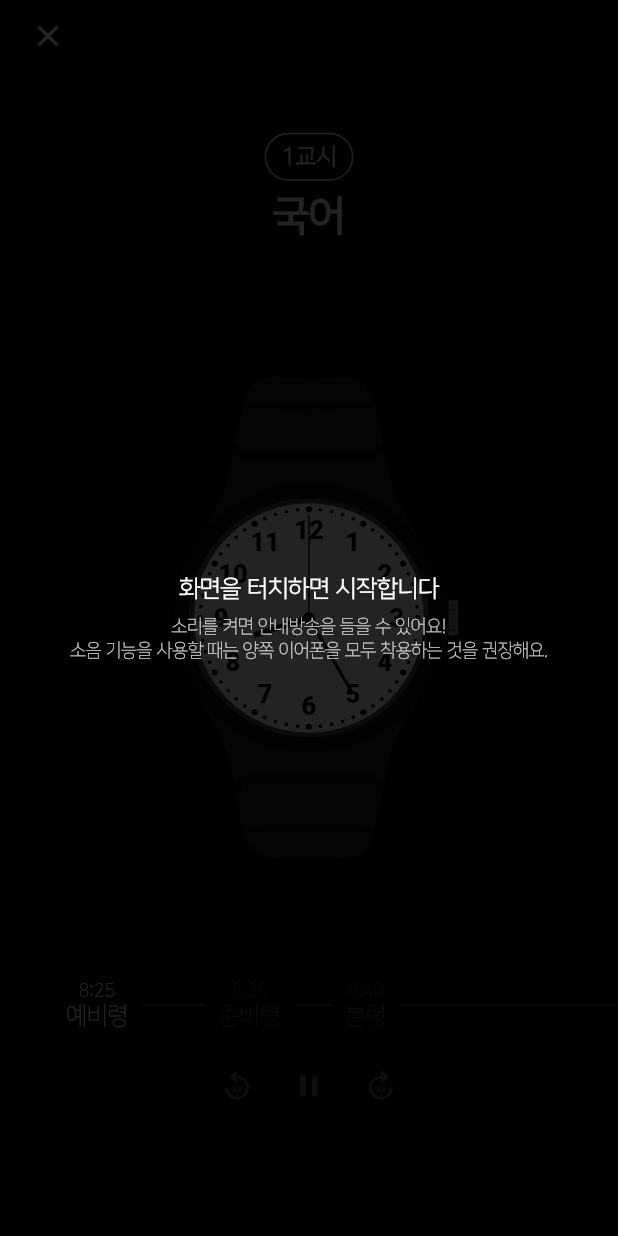
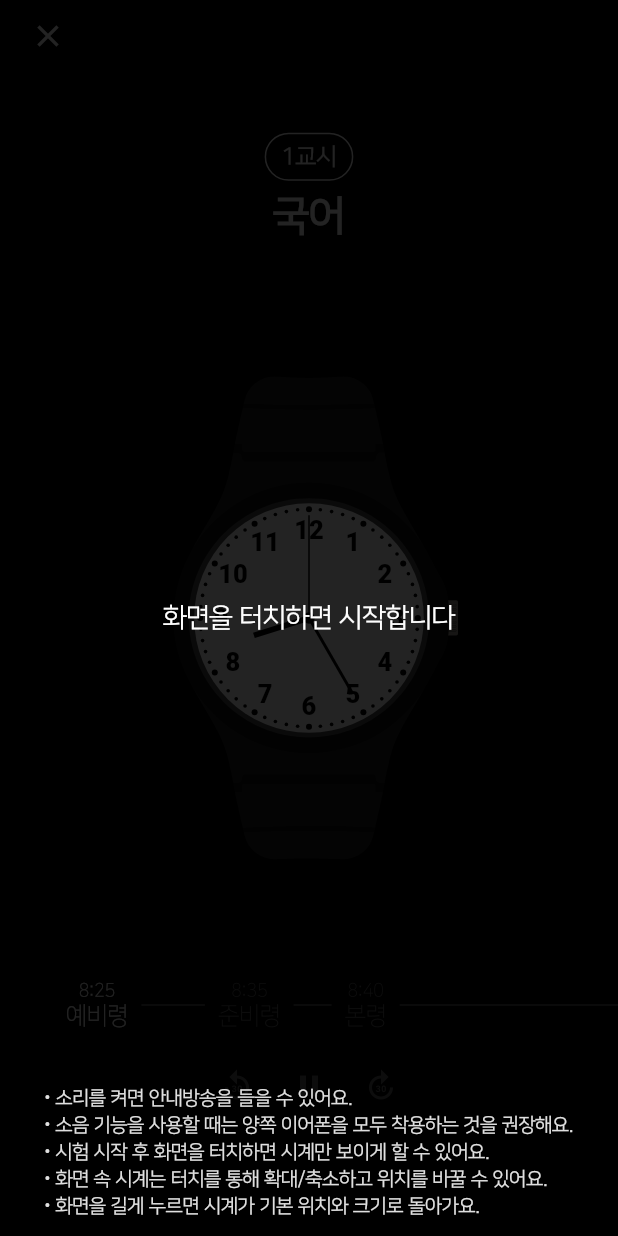
Before and after one commit to silgam/silgam-flutter, a Flutter app: the screen it shows after launch, after a tap on "시험 시작", on a phone screen of 412 x 824 dp. Run offline on Flutter 3.47's test engine with Material 2 defaults, Android fonts, the phone set to English and light mode, and no system bars; our stand-ins replace bloc, cached_network_image, carousel_slider, cloud_firestore, connectivity_plus, dio and 34 more; missing offline and left inert: audio_session, flutter_facebook_auth, in_app_purchase_storekit, kakao_flutter_sdk, mixpanel_flutter, rich_text_controller; accounts and stored records are empty; generated files the repository leaves out were written again; network calls fail.

Commit message:
feat: 시험 시작 전 안내 문구 추가

```diff
--- a/lib/presentation/clock_page/clock_page.dart
+++ b/lib/presentation/clock_page/clock_page.dart
@@ -14,6 +14,7 @@ import '../../util/const.dart';
 import '../../util/date_time_extension.dart';
 import '../../util/injection.dart';
 import '../app/cubit/app_cubit.dart';
+import '../common/bullet_text.dart';
 import '../common/empty_scroll_behavior.dart';
 import '../exam_overview_page/exam_overview_page.dart';
 import 'cubit/clock_cubit.dart';
@@ -400,27 +401,45 @@ class _ClockPageState extends State<ClockPage> {
             width: double.infinity,
             height: double.infinity,
             alignment: Alignment.center,
+            padding: const EdgeInsets.symmetric(horizontal: 20),
             color: Colors.black.withAlpha(screenOverlayAlpha),
             duration: const Duration(milliseconds: 100),
             child: Column(
               mainAxisSize: MainAxisSize.min,
               children: [
+                const Spacer(),
                 const Text(
                   '화면을 터치하면 시작합니다',
                   style: TextStyle(
                     color: Colors.white,
-                    fontSize: 16,
+                    fontSize: 18,
                   ),
                 ),
-                const SizedBox(height: 8),
-                Text(
-                  '소리를 켜면 안내방송을 들을 수 있어요!\n소음 기능을 사용할 때는 양쪽 이어폰을 모두 착용하는 것을 권장해요.',
-                  textAlign: TextAlign.center,
-                  style: TextStyle(
-                    color: Colors.white.withAlpha(200),
-                    fontSize: 12,
-                    fontWeight: FontWeight.w300,
-                    height: 1.3,
+                Expanded(
+                  child: Column(
+                    mainAxisAlignment: MainAxisAlignment.end,
+                    crossAxisAlignment: CrossAxisAlignment.start,
+                    children: [
+                      ...[
+                        '소리를 켜면 안내방송을 들을 수 있어요.',
+                        '소음 기능을 사용할 때는 양쪽 이어폰을 모두 착용하는 것을 권장해요.',
+                        _appCubit.useLapTime
+                            ? '시험 시작 후 화면을 터치하면 시계와 랩타임 버튼만 보이게 할 수 있어요.'
+                            : '시험 시작 후 화면을 터치하면 시계만 보이게 할 수 있어요.',
+                        '화면 속 시계는 터치를 통해 확대/축소하고 위치를 바꿀 수 있어요.',
+                        '화면을 길게 누르면 시계가 기본 위치와 크기로 돌아가요.',
+                      ].map(
+                        (text) => BulletText(
+                          text: text,
+                          style: TextStyle(
+                            color: Colors.grey.shade300,
+                            fontSize: 13,
+                            height: 1.4,
+                          ),
+                        ),
+                      ),
+                      const SizedBox(height: 12),
+                    ],
                   ),
                 ),
               ],
```
